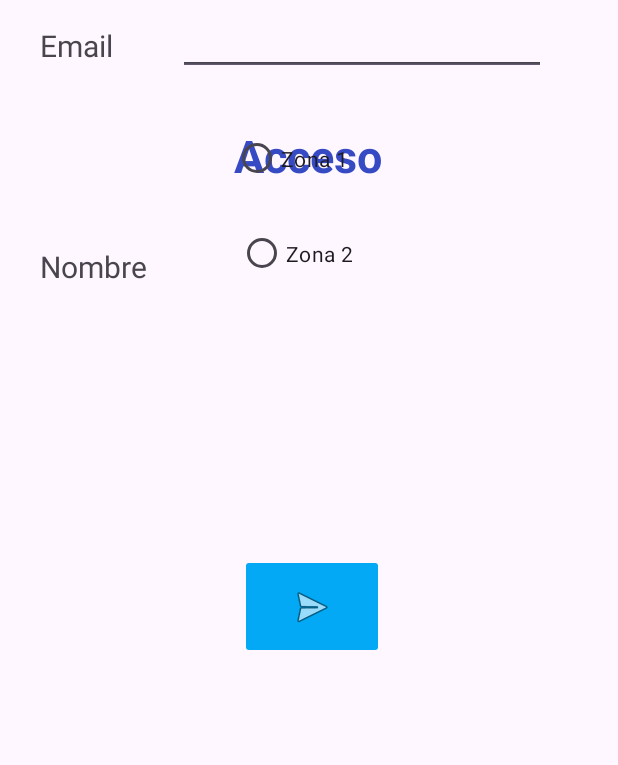
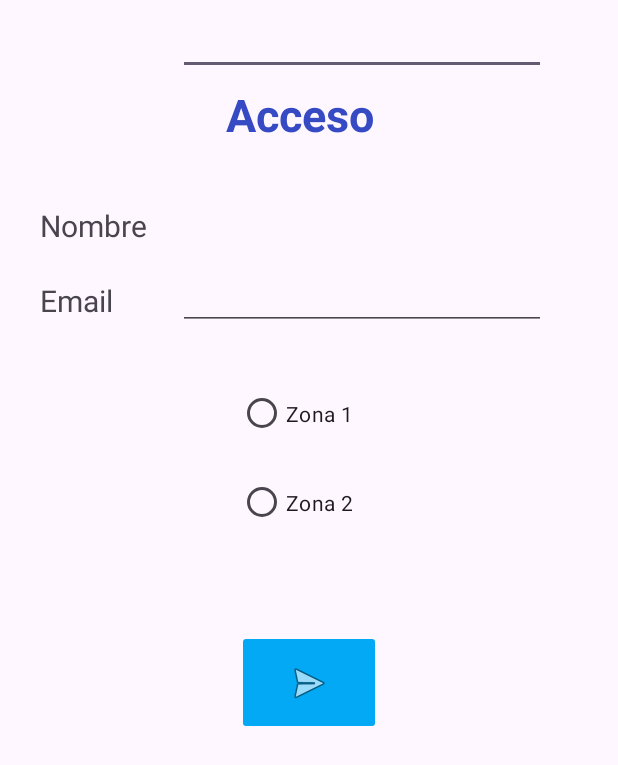
Before and after one commit to Francisco-Diaz-Roldan/Unidad3_Ejercicio1, an Android app: the layout ejercicio2.xml on its own in the app's theme, with its tools: preview values and no code run, on a phone screen of 412 x 824 dp. Shown: the top 765 px of the screen. Run offline under Robolectric (Android 15) with nearby library versions, the phone set to English and light mode, and no system bars.

Commit message:
Ejercicio 1 hecho Ejercicio 2 hecho Otros cambios menores

```diff
--- a/app/src/main/res/layout/ejercicio2.xml
+++ b/app/src/main/res/layout/ejercicio2.xml
@@ -9,16 +9,15 @@
         android:id="@+id/tVAcceso"
         android:layout_width="wrap_content"
         android:layout_height="wrap_content"
+        android:layout_marginTop="56dp"
         android:text="@string/acceso"
         android:textColor="@color/blue"
         android:textSize="30sp"
         android:textStyle="bold"
-        app:layout_constraintBottom_toBottomOf="parent"
         app:layout_constraintEnd_toEndOf="parent"
-        app:layout_constraintHorizontal_bias="0.498"
+        app:layout_constraintHorizontal_bias="0.48"
         app:layout_constraintStart_toStartOf="parent"
-        app:layout_constraintTop_toTopOf="parent"
-        app:layout_constraintVertical_bias="0.106" />
+        app:layout_constraintTop_toTopOf="parent" />
 
     <TextView
         android:id="@+id/tVNombre"
@@ -27,12 +26,10 @@
         android:layout_marginTop="40dp"
         android:text="@string/nombre"
         android:textSize="20sp"
-        app:layout_constraintBottom_toTopOf="@+id/eTEmail"
         app:layout_constraintEnd_toStartOf="@+id/eTNombre"
         app:layout_constraintHorizontal_bias="1.0"
         app:layout_constraintStart_toStartOf="parent"
         app:layout_constraintTop_toBottomOf="@+id/tVAcceso"
-        app:layout_constraintVertical_bias="0.0"
         tools:ignore="MissingConstraints" />
 
     <EditText
@@ -44,7 +41,7 @@
         android:inputType="text"
         app:layout_constraintEnd_toEndOf="parent"
         tools:ignore="MissingConstraints"
-        tools:layout_editor_absoluteY="138dp" />
+        tools:layout_editor_absoluteY="119dp" />
 
     <TextView
         android:id="@+id/tVEmail"
@@ -66,8 +63,8 @@
         android:ems="10"
         android:inputType="text"
         app:layout_constraintEnd_toEndOf="parent"
-        tools:ignore="MissingConstraints"
-        tools:layout_editor_absoluteY="203dp" />
+        app:layout_constraintTop_toBottomOf="@+id/tVNombre"
+        tools:ignore="MissingConstraints" />
 
     <RadioButton
         android:id="@+id/rdBtnZona1"
@@ -76,7 +73,6 @@
         android:layout_marginTop="28dp"
         android:text="@string/zona_1"
         app:layout_constraintEnd_toEndOf="parent"
-        app:layout_constraintHorizontal_bias="0.49"
         app:layout_constraintStart_toStartOf="parent"
         app:layout_constraintTop_toBottomOf="@+id/eTEmail"
         tools:ignore="MissingConstraints" />
@@ -85,7 +81,7 @@
         android:id="@+id/rdBtnZona2"
         android:layout_width="95dp"
         android:layout_height="55dp"
-        android:layout_marginTop="8dp"
+        android:layout_marginTop="4dp"
         android:text="@string/zona_2"
         app:layout_constraintEnd_toEndOf="parent"
         app:layout_constraintStart_toStartOf="parent"
@@ -100,9 +96,10 @@
         android:backgroundTint="@color/lightBlue"
         app:layout_constraintBottom_toBottomOf="parent"
         app:layout_constraintEnd_toEndOf="parent"
-        app:layout_constraintHorizontal_bias="0.507"
+        app:layout_constraintHorizontal_bias="0.501"
         app:layout_constraintStart_toStartOf="parent"
         app:layout_constraintTop_toBottomOf="@+id/rdBtnZona2"
+        app:layout_constraintVertical_bias="0.321"
         app:srcCompat="@android:drawable/ic_menu_send" />
 
 
```
